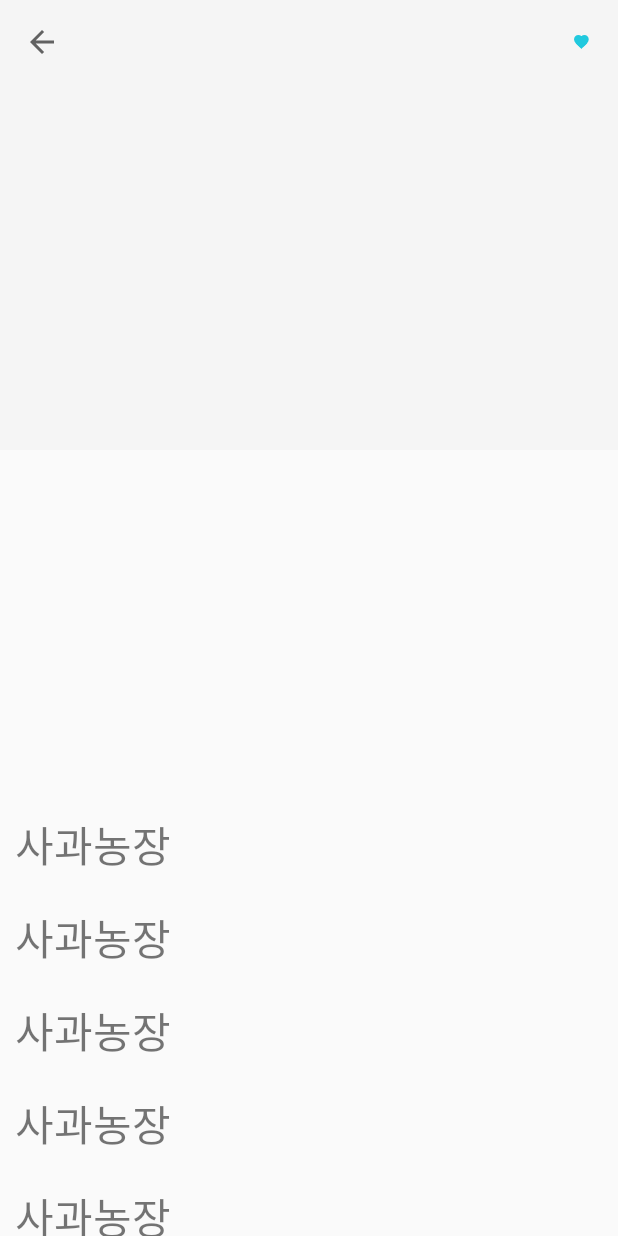
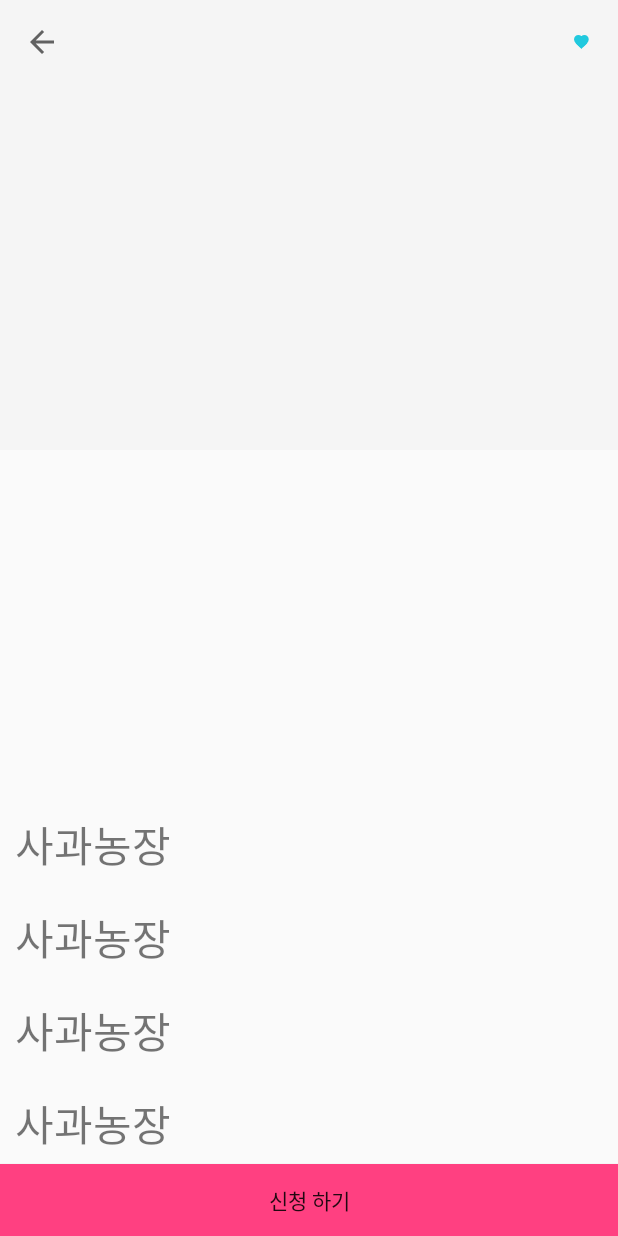
Before and after one commit to maeun/AppJam_Nong, an Android app: the FarmDetailActivity screen opened directly, with no data from a screen before it, on a phone screen of 412 x 824 dp. Run offline under Robolectric (Android 15) with nearby library versions, the phone set to English and light mode, and no system bars.

Commit message:
detail activity에서 신청하기 버튼 제작 To Do: 디자이너에게 바탕색, 글자색 받아서 수정하기 신청하기 눌렀을 때, 날짜 창 나오도록 하기

```diff
--- a/app/src/main/java/com/youth/farm_volunteering/Home/FarmDetailActivity.kt
+++ b/app/src/main/java/com/youth/farm_volunteering/Home/FarmDetailActivity.kt
@@ -6,6 +6,7 @@
 import android.support.v7.app.AppCompatActivity
 import android.view.Menu
 import android.view.MenuItem
+import android.widget.Toast
 
 import kotlinx.android.synthetic.main.activity_farm_detail.*
 
@@ -29,6 +30,11 @@
         detail_name_tv.setText(intent.getStringExtra("farm_name"))
         detail_price_tv.setText(intent.getStringExtra("farm_price"))
         detail_days_tv.setText(intent.getStringExtra("farm_days"))
+
+        detail_apply_btn.setOnClickListener{
+            Toast.makeText(applicationContext, "신청버튼 누름", Toast.LENGTH_SHORT).show()
+        }
+
     }
 
     override fun onCreateOptionsMenu(menu: Menu?): Boolean {
--- a/app/src/main/res/layout/activity_farm_detail.xml
+++ b/app/src/main/res/layout/activity_farm_detail.xml
@@ -203,5 +203,12 @@
 
     </android.support.v4.widget.NestedScrollView>
 
+    <Button
+        android:id="@+id/detail_apply_btn"
+        android:text="신청 하기"
+        android:background="@color/colorAccent"
+        android:layout_width="match_parent"
+        android:layout_height="wrap_content"
+        android:layout_gravity="bottom"/>
 
 </android.support.design.widget.CoordinatorLayout>
```
